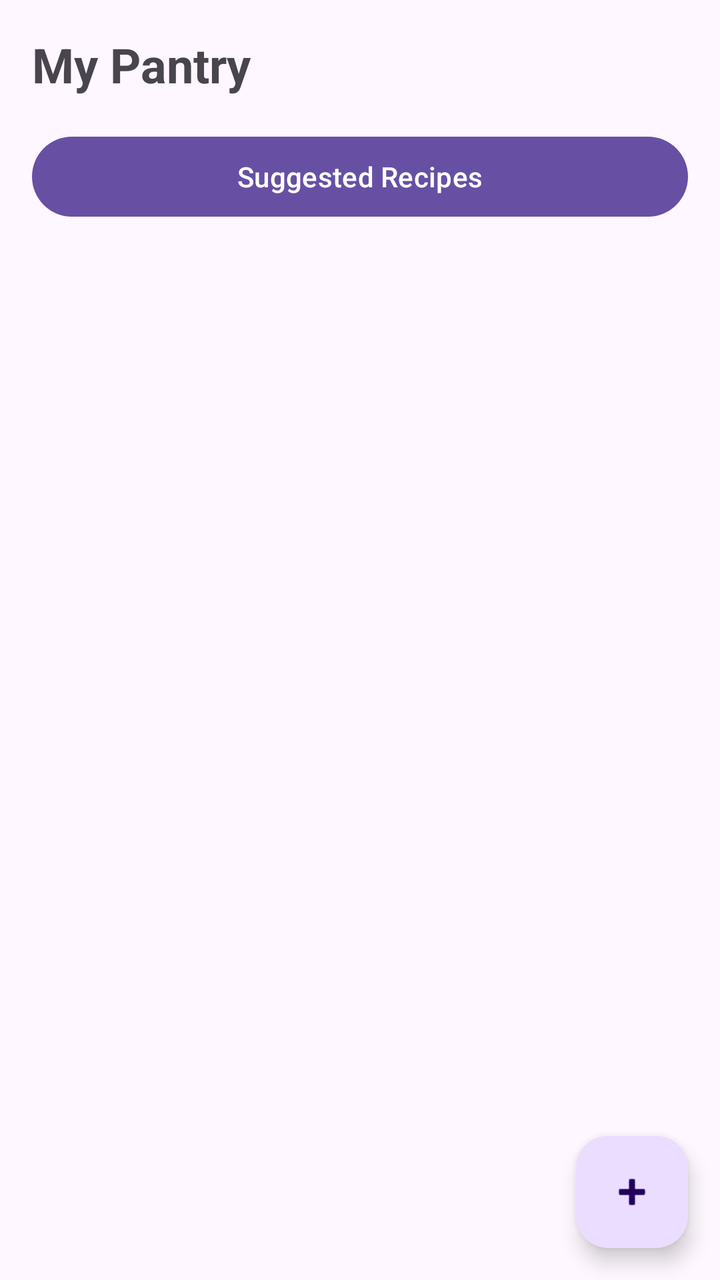
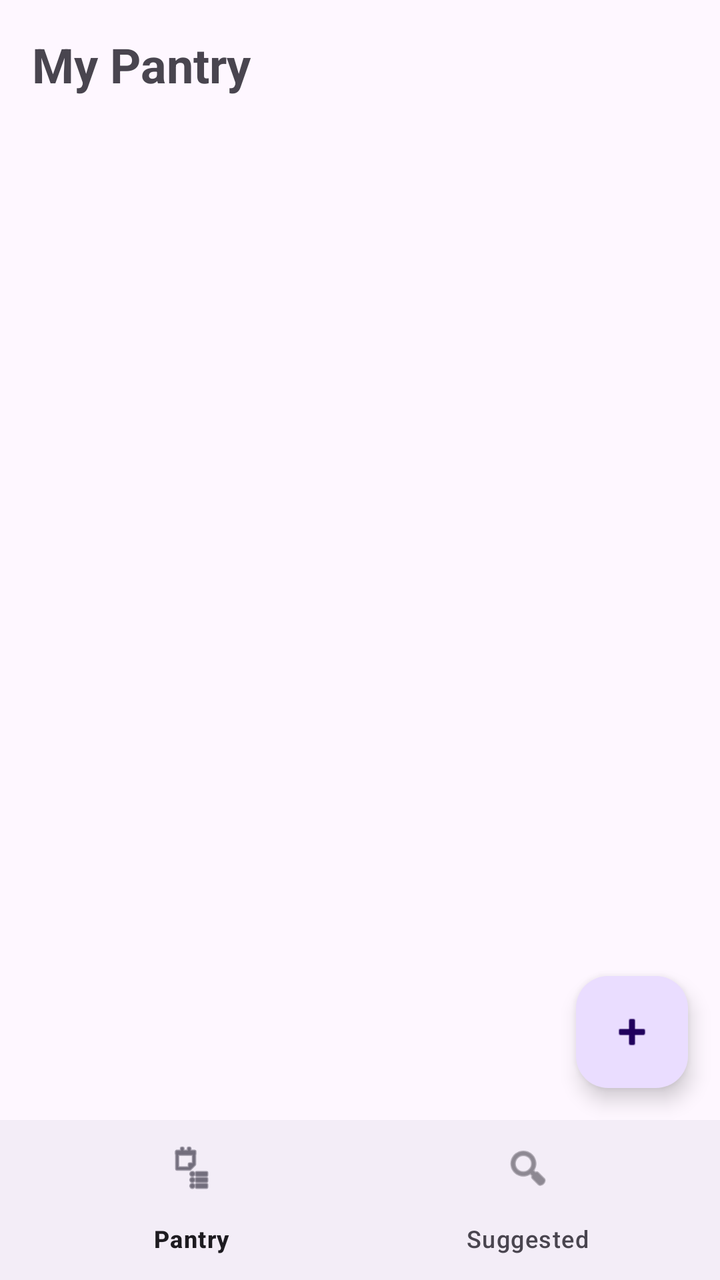

Compare the two renders of this Android layout. The source of the first and the diff that turns it into the second are given below.
<!-- AndroidManifest.xml: application theme Theme.SmartPantryManager -->
<!-- res/layout/activity_main.xml -->
<?xml version="1.0" encoding="utf-8"?>
<androidx.constraintlayout.widget.ConstraintLayout xmlns:android="http://schemas.android.com/apk/res/android"
    xmlns:app="http://schemas.android.com/apk/res-auto"
    xmlns:tools="http://schemas.android.com/tools"
    android:id="@+id/main"
    android:layout_width="match_parent"
    android:layout_height="match_parent"
    tools:context=".MainActivity">

    <TextView
        android:id="@+id/tvTitle"
        android:layout_width="0dp"
        android:layout_height="wrap_content"
        android:padding="16dp"
        android:text="My Pantry"
        android:textSize="24sp"
        android:textStyle="bold"
        app:layout_constraintEnd_toEndOf="parent"
        app:layout_constraintStart_toStartOf="parent"
        app:layout_constraintTop_toTopOf="parent" />

    <Button
        android:id="@+id/btnSuggested"
        android:layout_width="0dp"
        android:layout_height="wrap_content"
        android:layout_marginStart="16dp"
        android:layout_marginEnd="16dp"
        android:text="Suggested Recipes"
        app:layout_constraintEnd_toEndOf="parent"
        app:layout_constraintStart_toStartOf="parent"
        app:layout_constraintTop_toBottomOf="@id/tvTitle" />

    <androidx.recyclerview.widget.RecyclerView
        android:id="@+id/recyclerPantry"
        android:layout_width="0dp"
        android:layout_height="0dp"
        android:clipToPadding="false"
        android:padding="8dp"
        app:layout_constraintBottom_toBottomOf="parent"
        app:layout_constraintEnd_toEndOf="parent"
        app:layout_constraintStart_toStartOf="parent"
        app:layout_constraintTop_toBottomOf="@id/btnSuggested" />

    <TextView
        android:id="@+id/tvEmpty"
        android:layout_width="0dp"
        android:layout_height="wrap_content"
        android:gravity="center"
        android:padding="32dp"
        android:text="Your pantry is empty. Tap the + button to add your first ingredient."
        android:textSize="16sp"
        android:visibility="gone"
        app:layout_constraintBottom_toBottomOf="parent"
        app:layout_constraintEnd_toEndOf="parent"
        app:layout_constraintStart_toStartOf="parent"
        app:layout_constraintTop_toTopOf="parent" />

    <com.google.android.material.floatingactionbutton.FloatingActionButton
        android:id="@+id/fabAdd"
        android:layout_width="wrap_content"
        android:layout_height="wrap_content"
        android:layout_margin="16dp"
        android:contentDescription="Add ingredient"
        android:src="@android:drawable/ic_input_add"
        app:layout_constraintBottom_toBottomOf="parent"
        app:layout_constraintEnd_toEndOf="parent" />

</androidx.constraintlayout.widget.ConstraintLayout>
<!-- resources referenced by this layout -->
<resources>
  <style name="Theme.SmartPantryManager" parent="Base.Theme.SmartPantryManager" />
  <style name="Base.Theme.SmartPantryManager" parent="Theme.Material3.DayNight.NoActionBar">
          
          
      </style>
</resources>

<!-- the commit's change to res/layout/activity_main.xml (unified diff, before → after) -->
@@ -19,27 +19,16 @@
         app:layout_constraintStart_toStartOf="parent"
         app:layout_constraintTop_toTopOf="parent" />
 
-    <Button
-        android:id="@+id/btnSuggested"
-        android:layout_width="0dp"
-        android:layout_height="wrap_content"
-        android:layout_marginStart="16dp"
-        android:layout_marginEnd="16dp"
-        android:text="Suggested Recipes"
-        app:layout_constraintEnd_toEndOf="parent"
-        app:layout_constraintStart_toStartOf="parent"
-        app:layout_constraintTop_toBottomOf="@id/tvTitle" />
-
     <androidx.recyclerview.widget.RecyclerView
         android:id="@+id/recyclerPantry"
         android:layout_width="0dp"
         android:layout_height="0dp"
         android:clipToPadding="false"
         android:padding="8dp"
-        app:layout_constraintBottom_toBottomOf="parent"
+        app:layout_constraintBottom_toTopOf="@id/bottomNav"
         app:layout_constraintEnd_toEndOf="parent"
         app:layout_constraintStart_toStartOf="parent"
-        app:layout_constraintTop_toBottomOf="@id/btnSuggested" />
+        app:layout_constraintTop_toBottomOf="@id/tvTitle" />
 
     <TextView
         android:id="@+id/tvEmpty"
@@ -50,7 +39,7 @@
         android:text="Your pantry is empty. Tap the + button to add your first ingredient."
         android:textSize="16sp"
         android:visibility="gone"
-        app:layout_constraintBottom_toBottomOf="parent"
+        app:layout_constraintBottom_toTopOf="@id/bottomNav"
         app:layout_constraintEnd_toEndOf="parent"
         app:layout_constraintStart_toStartOf="parent"
         app:layout_constraintTop_toTopOf="parent" />
@@ -62,7 +51,16 @@
         android:layout_margin="16dp"
         android:contentDescription="Add ingredient"
         android:src="@android:drawable/ic_input_add"
-        app:layout_constraintBottom_toBottomOf="parent"
+        app:layout_constraintBottom_toTopOf="@id/bottomNav"
         app:layout_constraintEnd_toEndOf="parent" />
 
+    <com.google.android.material.bottomnavigation.BottomNavigationView
+        android:id="@+id/bottomNav"
+        android:layout_width="0dp"
+        android:layout_height="wrap_content"
+        app:layout_constraintBottom_toBottomOf="parent"
+        app:layout_constraintEnd_toEndOf="parent"
+        app:layout_constraintStart_toStartOf="parent"
+        app:menu="@menu/bottom_nav_menu" />
+
 </androidx.constraintlayout.widget.ConstraintLayout>
